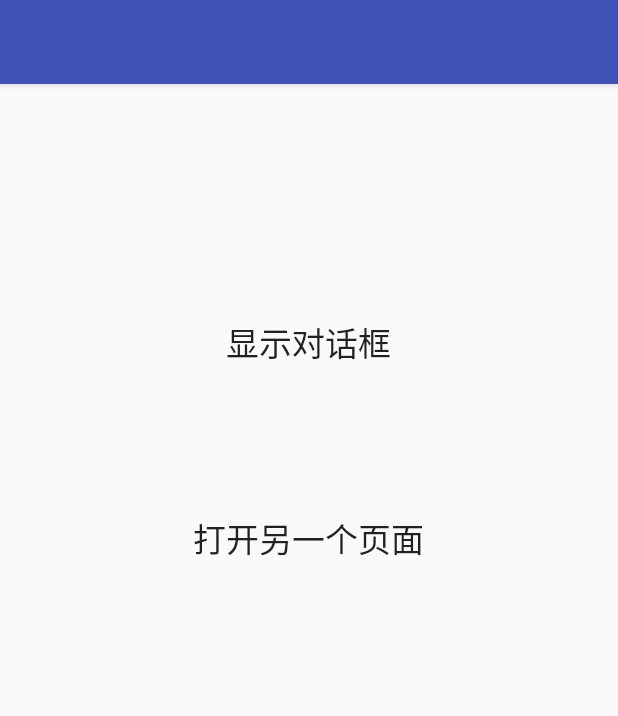
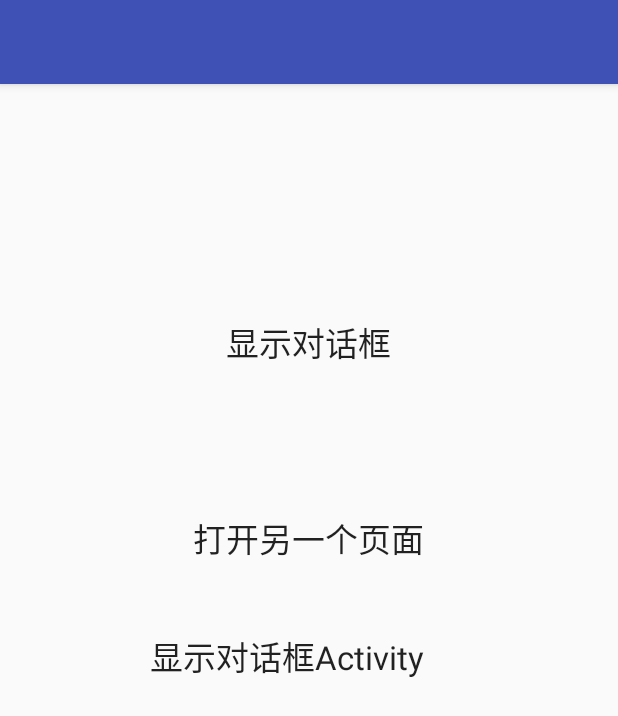
Before and after one commit to hytcyjb/yjboAndroidModule, an Android app: the testActivity screen opened directly, with no data from a screen before it, on a phone screen of 412 x 824 dp. Shown: the top 716 px of the screen. Run offline under Robolectric (Android 15) with nearby library versions, the phone set to English and light mode, and no system bars; our stand-ins replace ButterKnife.

Commit message:
添加了对话框Activity对Activity的生命周期的影响

```diff
--- a/app/src/main/AndroidManifest.xml
+++ b/app/src/main/AndroidManifest.xml
@@ -80,7 +80,11 @@
             </intent-filter>
         </service>
 
-        <activity android:name=".test.testActivity"></activity>
+        <activity android:name=".test.testActivity" />
+        <activity
+            android:name=".test.testDialogActivity"
+            android:theme="@android:style/Theme.Dialog"></activity>
+        <!--@android:style/Theme.Dialog-->
     </application>
 
 </manifest>
--- a/app/src/main/res/layout/activity_test.xml
+++ b/app/src/main/res/layout/activity_test.xml
@@ -28,4 +28,15 @@
         android:layout_below="@+id/show_dialog"
         android:layout_centerHorizontal="true"
         android:layout_marginTop="97dp" />
+
+    <TextView
+        android:layout_width="wrap_content"
+        android:layout_height="wrap_content"
+        android:textAppearance="?android:attr/textAppearanceLarge"
+        android:text="显示对话框Activity"
+        android:id="@+id/show_dialog_activity"
+        android:layout_below="@+id/show_otheractivity"
+        android:layout_alignRight="@+id/show_otheractivity"
+        android:layout_alignEnd="@+id/show_otheractivity"
+        android:layout_marginTop="45dp" />
 </RelativeLayout>
```
Also changed, not shown: app/src/main/java/com/yjbo/yjboandroidmodule/test/testActivity.java (+4 -1 lines), app/src/main/java/com/yjbo/yjboandroidmodule/test/testDialogActivity.java (added, +54 -0 lines), app/src/main/java/com/yjbo/yjboandroidmodule/test/testDialogActivity生命周期说明.txt (added, +51 -0 lines), app/src/main/java/com/yjbo/yjboandroidmodule/test/testService.java (+2 -1 lines), app/src/main/java/com/yjbo/yjboandroidmodule/test/testService生命周期说明.txt (+15 -0 lines), app/src/main/java/com/yjbo/yjboandroidmodule/view/MainActivity.java (+40 -16 lines), app/src/main/res/layout/activity_test_dialog.xml (added, +12 -0 lines), app/src/main/res/values/styles.xml (+20 -1 lines), app/src/main/res/drawable/20160708.gif (deleted), 1 other file.
